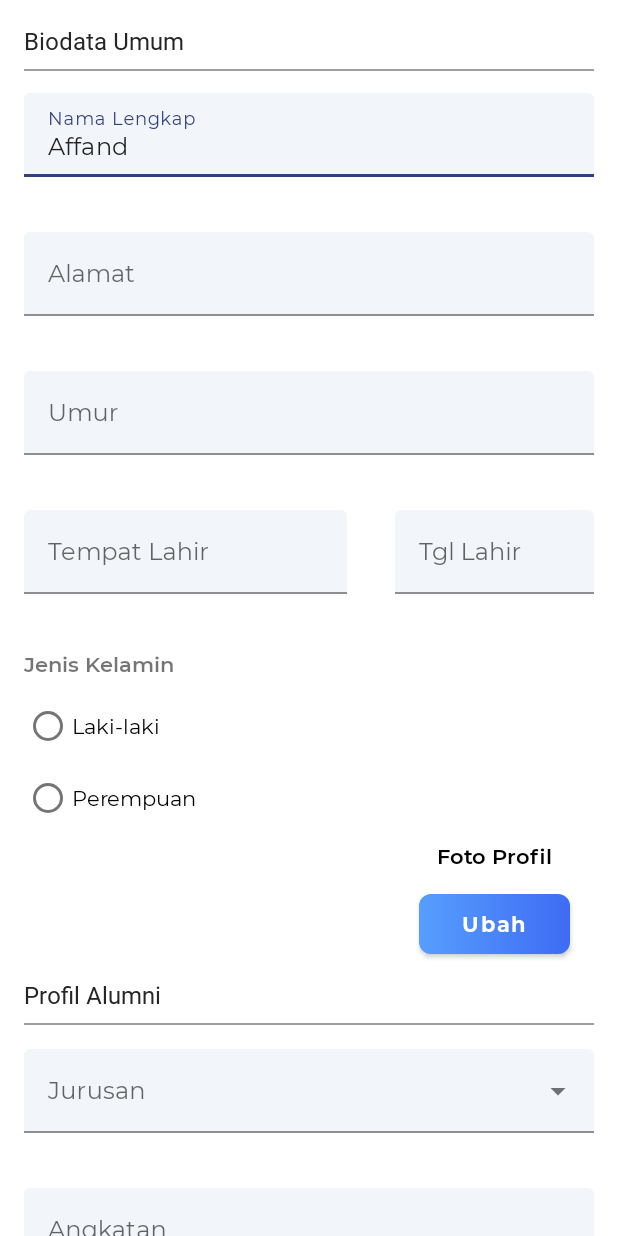
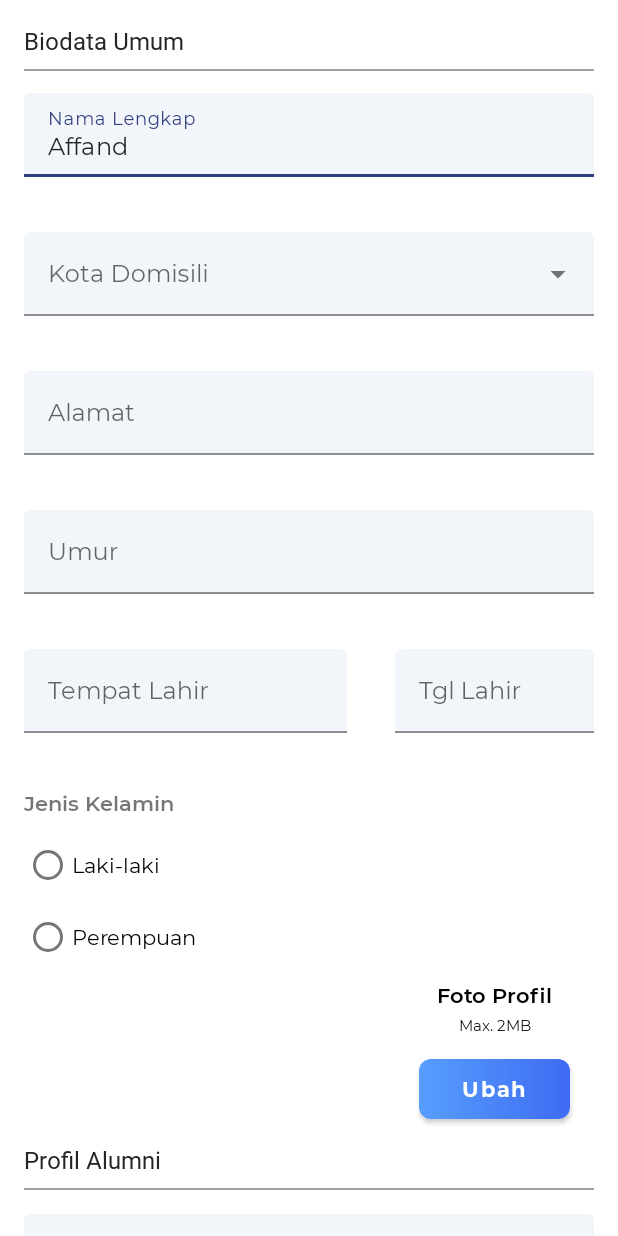
Before and after one commit to affand20/alumnifstku-app, an Android app: the PengaturanBiodataActivity screen opened directly, with no data from a screen before it, on a phone screen of 412 x 824 dp. Run offline under Robolectric (Android 15) with nearby library versions, the phone set to English and light mode, and no system bars; libraries missing offline, so code that uses them is left out: pub.devrel.easypermissions; pictures from the network do not load; 4 statements that could not run were skipped.

Commit message:
add domisili field on settings activity

```diff
--- a/app/src/main/java/id/trydev/alumnifstku/model/Biodata.kt
+++ b/app/src/main/java/id/trydev/alumnifstku/model/Biodata.kt
@@ -12,6 +12,9 @@ data class Biodata (
 
         @SerializedName("nama")
     var nama: String? = null,
+
+        @SerializedName("kota_domisili")
+    var domisili: String? = null,
 
         @SerializedName("alamat")
     val alamat: String? = null,
--- a/app/src/main/java/id/trydev/alumnifstku/network/Result.kt
+++ b/app/src/main/java/id/trydev/alumnifstku/network/Result.kt
@@ -1,6 +1,9 @@
 package id.trydev.alumnifstku.network
+
+import id.trydev.alumnifstku.model.DefaultResponse
 
 sealed class Result<out T: Any> {
     data class Success<out T: Any>(val data: T): Result<T>()
     data class Error(val exception: String): Result<Nothing>()
+    data class ErrorResponse<out T: Any>(val exception: T): Result<T>()
 }
--- a/app/src/main/java/id/trydev/alumnifstku/ui/pengaturan/PengaturanActivity.kt
+++ b/app/src/main/java/id/trydev/alumnifstku/ui/pengaturan/PengaturanActivity.kt
@@ -95,6 +95,7 @@ class PengaturanActivity : AppCompatActivity() {
                         binding.traceJurusanDetails.text = alumni.jurusan
                         binding.traceAngkatanDetails.text = alumni.angkatan
                         binding.traceLinkedinDetails.text = alumni.linkedin
+                        binding.traceAlamatDetails.text = alumni.alamat
                     }
 
                     response.data?.tracing?.let {
@@ -175,6 +176,7 @@ class PengaturanActivity : AppCompatActivity() {
                         binding.traceJurusanDetails.text = alumni.jurusan
                         binding.traceAngkatanDetails.text = alumni.angkatan
                         binding.traceLinkedinDetails.text = alumni.linkedin
+                        binding.traceAlamatDetails.text = alumni.alamat
                     }
 
                     response.data?.tracing?.let {
--- a/app/src/main/java/id/trydev/alumnifstku/ui/pengaturan/biodata/PengaturanBiodataActivity.kt
+++ b/app/src/main/java/id/trydev/alumnifstku/ui/pengaturan/biodata/PengaturanBiodataActivity.kt
@@ -9,17 +9,13 @@ import android.util.Log
 import android.view.View
 import android.widget.ArrayAdapter
 import android.widget.Toast
-import androidx.core.content.ContentProviderCompat.requireContext
 import androidx.lifecycle.ViewModelProvider
-import com.bumptech.glide.Glide
 import com.bumptech.glide.load.resource.bitmap.CenterCrop
 import com.google.android.material.datepicker.MaterialDatePicker
 import id.trydev.alumnifstku.R
 import id.trydev.alumnifstku.databinding.ActivityPengaturanBiodataBinding
-import id.trydev.alumnifstku.databinding.FragmentPage1Binding
 import id.trydev.alumnifstku.network.RequestState
 import id.trydev.alumnifstku.prefs.AppPreferences
-import id.trydev.alumnifstku.ui.dashboard.DashboardActivity
 import id.trydev.alumnifstku.utils.GlideApp
 import id.trydev.alumnifstku.utils.RealPathUtil
 import pub.devrel.easypermissions.AfterPermissionGranted
@@ -42,6 +38,7 @@ class PengaturanBiodataActivity : AppCompatActivity(), EasyPermissions.Permissio
 
     private var query = hashMapOf(
             "nama" to "",
+            "domisili" to "",
             "alamat" to "",
             "umur" to "",
             "ttl" to "",
@@ -59,11 +56,6 @@ class PengaturanBiodataActivity : AppCompatActivity(), EasyPermissions.Permissio
         pref = AppPreferences(this)
 
         mv = ViewModelProvider(this).get(PengaturanBiodataViewModel::class.java)
-
-        val majors = resources.getStringArray(R.array.major)
-        binding.edtMajor.setAdapter(
-                ArrayAdapter(this, R.layout.simple_item_spinner, majors)
-        )
 
         mv.getBiodata(pref.token.toString())
 
@@ -105,6 +97,7 @@ class PengaturanBiodataActivity : AppCompatActivity(), EasyPermissions.Permissio
                         val birthPlace = ttl?.first()
 
                         binding.edtFullname.setText(biodata.nama.toString())
+                        binding.edtDomisili.setText(biodata.domisili.toString())
                         binding.edtAddress.setText(biodata.alamat.toString())
                         binding.edtOld.setText(biodata.umur.toString())
                         binding.edtBirthPlace.setText(birthPlace)
@@ -128,6 +121,18 @@ class PengaturanBiodataActivity : AppCompatActivity(), EasyPermissions.Permissio
                                     .load(biodata.foto.toString())
                                     .into(binding.ivProfilePic)
                         }
+
+                        val majors = resources.getStringArray(R.array.major)
+                        binding.edtMajor.setAdapter(
+                                ArrayAdapter(this, R.layout.simple_item_spinner, majors)
+                        )
+                        /* populate string array city */
+                        val cities = resources.getStringArray(R.array.cities)
+                        // apply to adapter and spinner
+                        binding.edtDomisili.setAdapter(
+                                ArrayAdapter(this, R.layout.simple_item_spinner, cities)
+                        )
+
                     }
 
                 } else {
@@ -168,6 +173,7 @@ class PengaturanBiodataActivity : AppCompatActivity(), EasyPermissions.Permissio
         // submit update data
         binding.btnNext.setOnClickListener {
             Log.d("CHECK PATH", "path = $filePath")
+            binding.errorMsg.visibility = View.GONE
             if(validate(binding)) {
 
                 var jk = ""
@@ -178,6 +184,7 @@ class PengaturanBiodataActivity : AppCompatActivity(), EasyPermissions.Permissio
                 }
 
                 query["nama"] = binding.edtFullname.text.toString()
+                query["domisili"] = binding.edtDomisili.text.toString()
                 query["alamat"] = binding.edtAddress.text.toString()
                 query["umur"] = binding.edtOld.text.toString()
                 query["jenis kelamin"] = jk
@@ -231,6 +238,10 @@ class PengaturanBiodataActivity : AppCompatActivity(), EasyPermissions.Permissio
             binding.edtFullname.error = "Wajib diisi"
             return false
         }
+        if (binding.edtDomisili.text.toString().isEmpty()) {
+            binding.edtDomisili.error = "Wajib diisi"
+            return false
+        }
         if (binding.edtAddress.text.toString().isEmpty()) {
             binding.edtAddress.error = "Wajib diisi"
             return false
@@ -249,10 +260,14 @@ class PengaturanBiodataActivity : AppCompatActivity(), EasyPermissions.Permissio
         }
         if (binding.radioGroup.checkedRadioButtonId == -1) {
             msg.add("Mohon isi bagian jenis kelamin")
+            binding.errorMsg.visibility = View.VISIBLE
+            binding.errorMsg.text = msg.joinToString("\n")
             return false
         }
         if (File(filePath).length()/1024 > 2048) {
             msg.add("Mohon pilih foto dengan ukuran file yg lebih kecil")
+            binding.errorMsg.visibility = View.VISIBLE
+            binding.errorMsg.text = msg.joinToString("\n")
             return false
         }
 
--- a/app/src/main/java/id/trydev/alumnifstku/ui/pengaturan/biodata/PengaturanBiodataViewModel.kt
+++ b/app/src/main/java/id/trydev/alumnifstku/ui/pengaturan/biodata/PengaturanBiodataViewModel.kt
@@ -3,6 +3,7 @@ package id.trydev.alumnifstku.ui.pengaturan.biodata
 import androidx.lifecycle.LiveData
 import androidx.lifecycle.MutableLiveData
 import androidx.lifecycle.ViewModel
+import com.google.gson.Gson
 import id.trydev.alumnifstku.model.Biodata
 import id.trydev.alumnifstku.model.DefaultResponse
 import id.trydev.alumnifstku.network.ApiFactory
@@ -51,7 +52,6 @@ class PengaturanBiodataViewModel: ViewModel() {
 
     fun addBioAttr(mapAttr: HashMap<String, String>) {
         biodataAttribute.putAll(mapAttr)
-        filePath = mapAttr["foto"].toString()
     }
 
     fun getBiodata(apiToken: String){
@@ -68,7 +68,8 @@ class PengaturanBiodataViewModel: ViewModel() {
 
                     is Result.Error -> {
                         _state.postValue(RequestState.REQUEST_ERROR)
-                        _error.postValue(response.exception)
+//                        _error.postValue(response.exception)
+                        _response.postValue(Gson().fromJson(response.exception, DefaultResponse::class.java) as DefaultResponse<Biodata>)
                     }
 
                 }
@@ -102,8 +103,8 @@ class PengaturanBiodataViewModel: ViewModel() {
                 when(val response = ApiFactory.updateBio(
                         apiToken,
                         RequestBody.create(MultipartBody.FORM, biodataAttribute["nama"].toString()),
+                        RequestBody.create(MultipartBody.FORM, biodataAttribute["domisili"].toString()),
                         RequestBody.create(MultipartBody.FORM, biodataAttribute["alamat"].toString()),
-                        RequestBody.create(MultipartBody.FORM, biodataAttribute["domisili"].toString()),
                         RequestBody.create(MultipartBody.FORM, biodataAttribute["umur"].toString()),
                         RequestBody.create(MultipartBody.FORM, biodataAttribute["ttl"].toString()),
                         RequestBody.create(MultipartBody.FORM, biodataAttribute["jenis kelamin"].toString()),
@@ -119,9 +120,8 @@ class PengaturanBiodataViewModel: ViewModel() {
 
                     is Result.Error -> {
                         _state.postValue(RequestState.REQUEST_ERROR)
-                        _error.postValue(response.exception)
+                        _submitresponse.postValue(Gson().fromJson(response.exception, DefaultResponse::class.java) as DefaultResponse<Biodata>)
                     }
-
                 }
             } catch (t: Throwable) {
                 _state.postValue(RequestState.REQUEST_ERROR)
--- a/app/src/main/res/layout/activity_pengaturan_biodata.xml
+++ b/app/src/main/res/layout/activity_pengaturan_biodata.xml
@@ -61,6 +61,29 @@
         </com.google.android.material.textfield.TextInputLayout>
 
         <com.google.android.material.textfield.TextInputLayout
+            android:id="@+id/textInputLayout10"
+            style="@style/Widget.MaterialComponents.TextInputLayout.FilledBox.ExposedDropdownMenu"
+            android:layout_width="0dp"
+            android:layout_height="wrap_content"
+            android:layout_marginStart="16dp"
+            android:layout_marginTop="16dp"
+            android:layout_marginEnd="16dp"
+            android:hint="Kota Domisili"
+            app:boxBackgroundColor="@color/bg_input"
+            app:errorEnabled="true"
+            app:layout_constraintEnd_toEndOf="parent"
+            app:layout_constraintStart_toStartOf="parent"
+            app:layout_constraintTop_toBottomOf="@+id/textInputLayout">
+
+            <AutoCompleteTextView
+                android:id="@+id/edt_domisili"
+                android:layout_width="match_parent"
+                android:layout_height="wrap_content"
+                android:fontFamily="@font/montserrat_regular"
+                android:inputType="none" />
+        </com.google.android.material.textfield.TextInputLayout>
+
+        <com.google.android.material.textfield.TextInputLayout
             android:id="@+id/textInputLayout2"
             android:layout_width="match_parent"
             android:layout_height="wrap_content"
@@ -72,7 +95,7 @@
             app:errorEnabled="true"
             app:layout_constraintEnd_toEndOf="parent"
             app:layout_constraintStart_toStartOf="parent"
-            app:layout_constraintTop_toBottomOf="@+id/textInputLayout">
+            app:layout_constraintTop_toBottomOf="@+id/textInputLayout10">
 
             <com.google.android.material.textfield.TextInputEditText
                 android:id="@+id/edt_address"
@@ -204,12 +227,27 @@
             app:layout_constraintStart_toStartOf="@+id/guideline2"
             app:layout_constraintTop_toBottomOf="@+id/iv_profile_pic" />
 
+        <TextView
+            android:id="@+id/textView6"
+            android:layout_width="wrap_content"
+            android:layout_height="wrap_content"
+            android:layout_marginStart="16dp"
+            android:layout_marginTop="4dp"
+            android:layout_marginEnd="16dp"
+            android:fontFamily="@font/montserrat_regular"
+            android:text="Max. 2MB"
+            android:textColor="@color/black"
+            android:textSize="10sp"
+            app:layout_constraintEnd_toEndOf="parent"
+            app:layout_constraintStart_toStartOf="@+id/guideline2"
+            app:layout_constraintTop_toBottomOf="@+id/textView4" />
+
         <Button
             android:id="@+id/btn_change_photo"
             android:layout_width="0dp"
+            android:layout_height="40dp"
             android:layout_marginStart="32dp"
             android:layout_marginTop="16dp"
-            android:layout_height="40dp"
             android:layout_marginEnd="32dp"
             android:background="@drawable/btn_bg_gradient"
             android:fontFamily="@font/montserrat_bold"
@@ -218,24 +256,7 @@
             app:backgroundTint="@null"
             app:layout_constraintEnd_toEndOf="parent"
             app:layout_constraintStart_toStartOf="@+id/guideline2"
-            app:layout_constraintTop_toBottomOf="@+id/textView4" />
-
-        <TextView
-            android:id="@+id/error_msg"
-            android:layout_width="0dp"
-            android:layout_height="wrap_content"
-            android:layout_marginEnd="16dp"
-            android:layout_marginStart="16dp"
-            android:layout_marginTop="32dp"
-            android:fontFamily="@font/montserrat_semi_bold"
-            android:textAlignment="center"
-            android:textColor="@color/red"
-            android:visibility="gone"
-            app:layout_constraintEnd_toEndOf="parent"
-            app:layout_constraintHorizontal_bias="1.0"
-            app:layout_constraintStart_toStartOf="parent"
-            app:layout_constraintTop_toBottomOf="@+id/btn_change_photo"
-            tools:text="error woi" />
+            app:layout_constraintTop_toBottomOf="@+id/textView6" />
 
         <TextView
             android:id="@+id/textView3"
@@ -248,7 +269,7 @@
             android:fontFamily="@font/montserrat_semi_bold_italic"
             android:text="Profil Alumni"
             app:layout_constraintStart_toStartOf="parent"
-            app:layout_constraintTop_toBottomOf="@id/error_msg"/>
+            app:layout_constraintTop_toBottomOf="@id/btn_change_photo"/>
 
         <View
             android:id="@+id/view"
@@ -330,6 +351,22 @@
                 android:inputType="textWebEditText" />
         </com.google.android.material.textfield.TextInputLayout>
 
+        <TextView
+            android:id="@+id/error_msg"
+            android:layout_width="0dp"
+            android:layout_height="wrap_content"
+            android:layout_marginEnd="16dp"
+            android:layout_marginStart="16dp"
+            android:layout_marginTop="32dp"
+            android:fontFamily="@font/montserrat_semi_bold"
+            android:textAlignment="center"
+            android:textColor="@color/red"
+            android:visibility="gone"
+            app:layout_constraintEnd_toEndOf="parent"
+            app:layout_constraintHorizontal_bias="1.0"
+            app:layout_constraintStart_toStartOf="parent"
+            app:layout_constraintTop_toBottomOf="@+id/textInputLayout8"
+            tools:text="error woi" />
 
         <Button
             android:id="@+id/btn_next"
@@ -347,7 +384,7 @@
             app:layout_constraintBottom_toBottomOf="parent"
             app:layout_constraintEnd_toEndOf="parent"
             app:layout_constraintStart_toStartOf="parent"
-            app:layout_constraintTop_toBottomOf="@+id/textInputLayout8" />
+            app:layout_constraintTop_toBottomOf="@+id/error_msg" />
 
         <ProgressBar
             android:id="@+id/progress_bar"
```
Also changed, not shown: app/src/main/res/layout/activity_pengaturan.xml (+28 -4 lines). Lines whose indentation alone changed are shown as unchanged.
